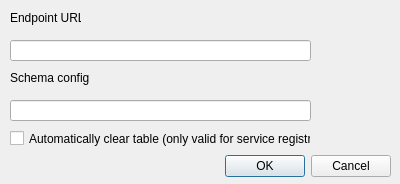
First picture: the form in GeoContextQGISPlugin_options_dialog_base.ui, repository kartoza/GeoContextQGISPlugin, before the edit.
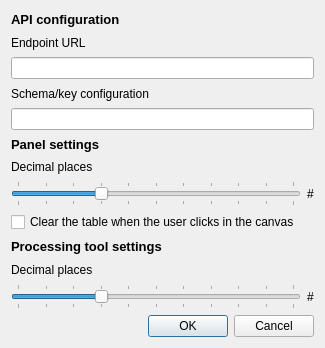
Second picture: the form after the edit. Custom widgets are drawn as their Qt base class.

The edit to the form file:
```diff
--- a/GeoContextQGISPlugin_options_dialog_base.ui
+++ b/GeoContextQGISPlugin_options_dialog_base.ui
@@ -6,94 +6,174 @@
    <rect>
     <x>0</x>
     <y>0</y>
-    <width>400</width>
-    <height>184</height>
+    <width>325</width>
+    <height>348</height>
    </rect>
   </property>
   <property name="windowTitle">
    <string>Options</string>
   </property>
-  <widget class="QDialogButtonBox" name="buttonBox">
-   <property name="geometry">
-    <rect>
-     <x>50</x>
-     <y>150</y>
-     <width>341</width>
-     <height>32</height>
-    </rect>
-   </property>
-   <property name="orientation">
-    <enum>Qt::Horizontal</enum>
-   </property>
-   <property name="standardButtons">
-    <set>QDialogButtonBox::Cancel|QDialogButtonBox::Ok</set>
-   </property>
-  </widget>
-  <widget class="QLabel" name="lblEndpointUrl">
-   <property name="geometry">
-    <rect>
-     <x>10</x>
-     <y>10</y>
-     <width>71</width>
-     <height>16</height>
-    </rect>
-   </property>
-   <property name="text">
-    <string>Endpoint URL</string>
-   </property>
-  </widget>
-  <widget class="QLabel" name="lblSchema">
-   <property name="geometry">
-    <rect>
-     <x>10</x>
-     <y>70</y>
-     <width>91</width>
-     <height>16</height>
-    </rect>
-   </property>
-   <property name="text">
-    <string>Schema config</string>
-   </property>
-  </widget>
-  <widget class="QgsFilterLineEdit" name="lineUrl">
-   <property name="geometry">
-    <rect>
-     <x>10</x>
-     <y>40</y>
-     <width>301</width>
-     <height>21</height>
-    </rect>
-   </property>
-   <property name="qgisRelation" stdset="0">
-    <string notr="true"/>
-   </property>
-  </widget>
-  <widget class="QgsFilterLineEdit" name="lineSchema">
-   <property name="geometry">
-    <rect>
-     <x>10</x>
-     <y>100</y>
-     <width>301</width>
-     <height>21</height>
-    </rect>
-   </property>
-   <property name="qgisRelation" stdset="0">
-    <string notr="true"/>
-   </property>
-  </widget>
-  <widget class="QCheckBox" name="checkAutoClear">
-   <property name="geometry">
-    <rect>
-     <x>10</x>
-     <y>130</y>
-     <width>301</width>
-     <height>17</height>
-    </rect>
-   </property>
-   <property name="text">
-    <string>Automatically clear table (only valid for service registry)</string>
-   </property>
-  </widget>
+  <layout class="QGridLayout" name="gridLayout">
+   <item row="0" column="0" colspan="2">
+    <widget class="QLabel" name="lblGlobal">
+     <property name="font">
+      <font>
+       <pointsize>10</pointsize>
+       <weight>75</weight>
+       <bold>true</bold>
+      </font>
+     </property>
+     <property name="text">
+      <string>API configuration</string>
+     </property>
+    </widget>
+   </item>
+   <item row="8" column="0">
+    <widget class="QCheckBox" name="checkAutoClear">
+     <property name="text">
+      <string>Clear the table when the user clicks in the canvas</string>
+     </property>
+    </widget>
+   </item>
+   <item row="5" column="0">
+    <widget class="QLabel" name="lblPanel">
+     <property name="font">
+      <font>
+       <pointsize>10</pointsize>
+       <weight>75</weight>
+       <bold>true</bold>
+      </font>
+     </property>
+     <property name="text">
+      <string>Panel settings</string>
+     </property>
+    </widget>
+   </item>
+   <item row="6" column="0">
+    <widget class="QLabel" name="lblDecPlacesPanel">
+     <property name="text">
+      <string>Decimal places</string>
+     </property>
+    </widget>
+   </item>
+   <item row="9" column="0">
+    <widget class="QLabel" name="lblPanel_2">
+     <property name="font">
+      <font>
+       <pointsize>10</pointsize>
+       <weight>75</weight>
+       <bold>true</bold>
+      </font>
+     </property>
+     <property name="text">
+      <string>Processing tool settings</string>
+     </property>
+    </widget>
+   </item>
+   <item row="11" column="0">
+    <widget class="QSlider" name="sldDecPlacesTool">
+     <property name="maximum">
+      <number>10</number>
+     </property>
+     <property name="value">
+      <number>3</number>
+     </property>
+     <property name="sliderPosition">
+      <number>3</number>
+     </property>
+     <property name="orientation">
+      <enum>Qt::Horizontal</enum>
+     </property>
+     <property name="tickPosition">
+      <enum>QSlider::TicksBothSides</enum>
+     </property>
+     <property name="tickInterval">
+      <number>1</number>
+     </property>
+    </widget>
+   </item>
+   <item row="4" column="0" colspan="2">
+    <widget class="QgsFilterLineEdit" name="lineSchema">
+     <property name="qgisRelation" stdset="0">
+      <string notr="true"/>
+     </property>
+    </widget>
+   </item>
+   <item row="7" column="0">
+    <widget class="QSlider" name="sldDecPlacesPanel">
+     <property name="maximum">
+      <number>10</number>
+     </property>
+     <property name="value">
+      <number>3</number>
+     </property>
+     <property name="sliderPosition">
+      <number>3</number>
+     </property>
+     <property name="orientation">
+      <enum>Qt::Horizontal</enum>
+     </property>
+     <property name="tickPosition">
+      <enum>QSlider::TicksBothSides</enum>
+     </property>
+     <property name="tickInterval">
+      <number>1</number>
+     </property>
+    </widget>
+   </item>
+   <item row="12" column="0" colspan="2">
+    <widget class="QDialogButtonBox" name="buttonBox">
+     <property name="orientation">
+      <enum>Qt::Horizontal</enum>
+     </property>
+     <property name="standardButtons">
+      <set>QDialogButtonBox::Cancel|QDialogButtonBox::Ok</set>
+     </property>
+    </widget>
+   </item>
+   <item row="3" column="0">
+    <widget class="QLabel" name="lblSchema">
+     <property name="text">
+      <string>Schema/key configuration</string>
+     </property>
+    </widget>
+   </item>
+   <item row="10" column="0">
+    <widget class="QLabel" name="lblDecPlacesTool">
+     <property name="text">
+      <string>Decimal places</string>
+     </property>
+    </widget>
+   </item>
+   <item row="2" column="0" colspan="2">
+    <widget class="QgsFilterLineEdit" name="lineUrl">
+     <property name="qgisRelation" stdset="0">
+      <string notr="true"/>
+     </property>
+    </widget>
+   </item>
+   <item row="1" column="0">
+    <widget class="QLabel" name="lblEndpointUrl">
+     <property name="text">
+      <string>Endpoint URL</string>
+     </property>
+    </widget>
+   </item>
+   <item row="11" column="1">
+    <widget class="QLabel" name="lblDecPlaceTool">
+     <property name="text">
+      <string>#</string>
+     </property>
+    </widget>
+   </item>
+   <item row="7" column="1">
+    <widget class="QLabel" name="lblDecPlacePanel">
+     <property name="text">
+      <string>#</string>
+     </property>
+    </widget>
+   </item>
+  </layout>
  </widget>
  <customwidgets>
   <customwidget>
```
